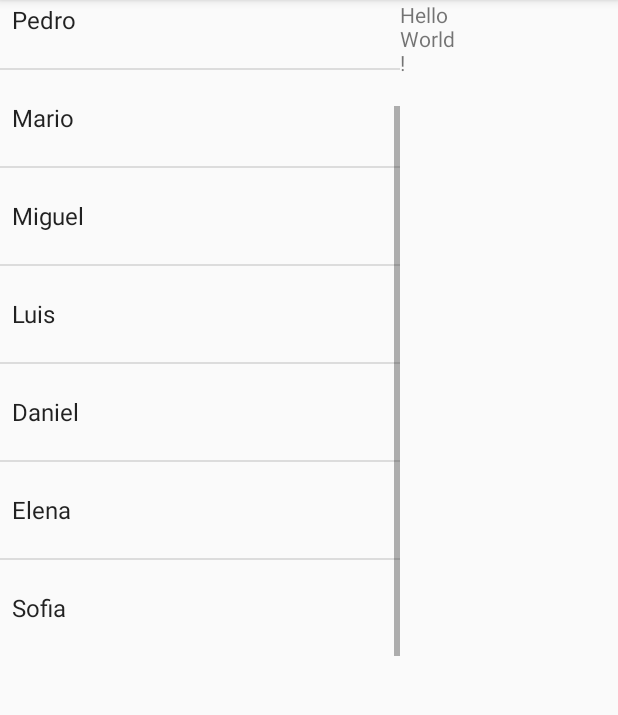
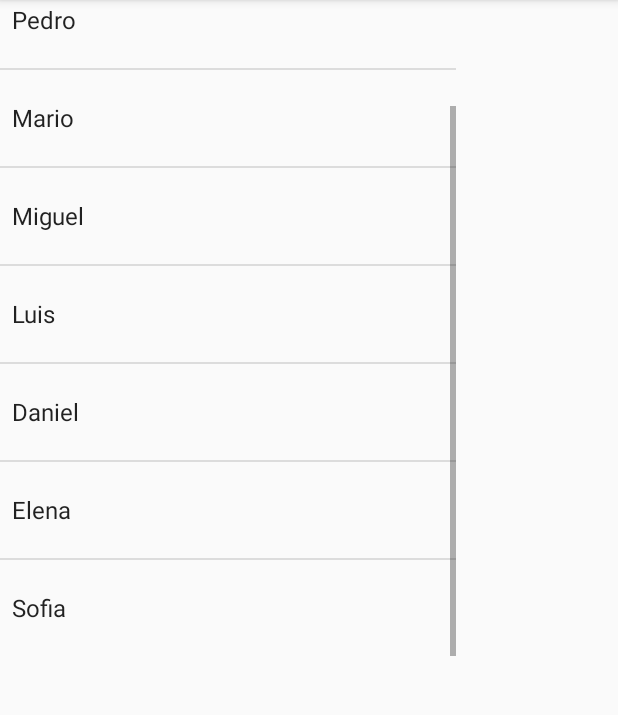
Before and after one commit to Loic755/OracleApp2, an Android app: the screen it shows after launch (MainActivity), scrolled down 306 dp, on a phone screen of 412 x 824 dp, the part 84-799 px from its top. Run offline under Robolectric (Android 15) with nearby library versions, the phone set to English and light mode, and no system bars.

Commit message:
App Oracle

```diff
--- a/app/src/main/java/exos/lujan/jose/joselujanexos/MainActivity.java
+++ b/app/src/main/java/exos/lujan/jose/joselujanexos/MainActivity.java
@@ -2,8 +2,11 @@ package exos.lujan.jose.joselujanexos;
 
 import android.support.v7.app.AppCompatActivity;
 import android.os.Bundle;
+import android.view.View;
+import android.widget.AdapterView;
 import android.widget.ArrayAdapter;
 import android.widget.ListView;
+import android.widget.Toast;
 
 public class MainActivity extends AppCompatActivity {
 
@@ -20,5 +23,11 @@ public class MainActivity extends AppCompatActivity {
         ArrayAdapter<String> adapter = new ArrayAdapter<String>(this,android.R.layout.simple_dropdown_item_1line,elementos);
 
         listView.setAdapter(adapter);
+        listView.setOnItemClickListener(new AdapterView.OnItemClickListener() {
+            @Override
+            public void onItemClick(AdapterView<?> parent, View view, int position, long id) {
+                Toast.makeText(getApplicationContext(),String.valueOf(position),Toast.LENGTH_SHORT).show();
+            }
+        });
     }
 }
--- a/app/src/main/res/layout/activity_main.xml
+++ b/app/src/main/res/layout/activity_main.xml
@@ -23,16 +23,6 @@
 
 
         </ListView>
-        <TextView
-            android:id="@+id/textView"
-            android:layout_width="wrap_content"
-            android:layout_height="wrap_content"
-            android:layout_weight="1"
-            android:text="Hello World!"
-            app:layout_constraintBottom_toBottomOf="parent"
-            app:layout_constraintLeft_toLeftOf="parent"
-            app:layout_constraintRight_toRightOf="parent"
-            app:layout_constraintTop_toTopOf="parent" />
     </LinearLayout>
 
 </android.support.constraint.ConstraintLayout>
```
